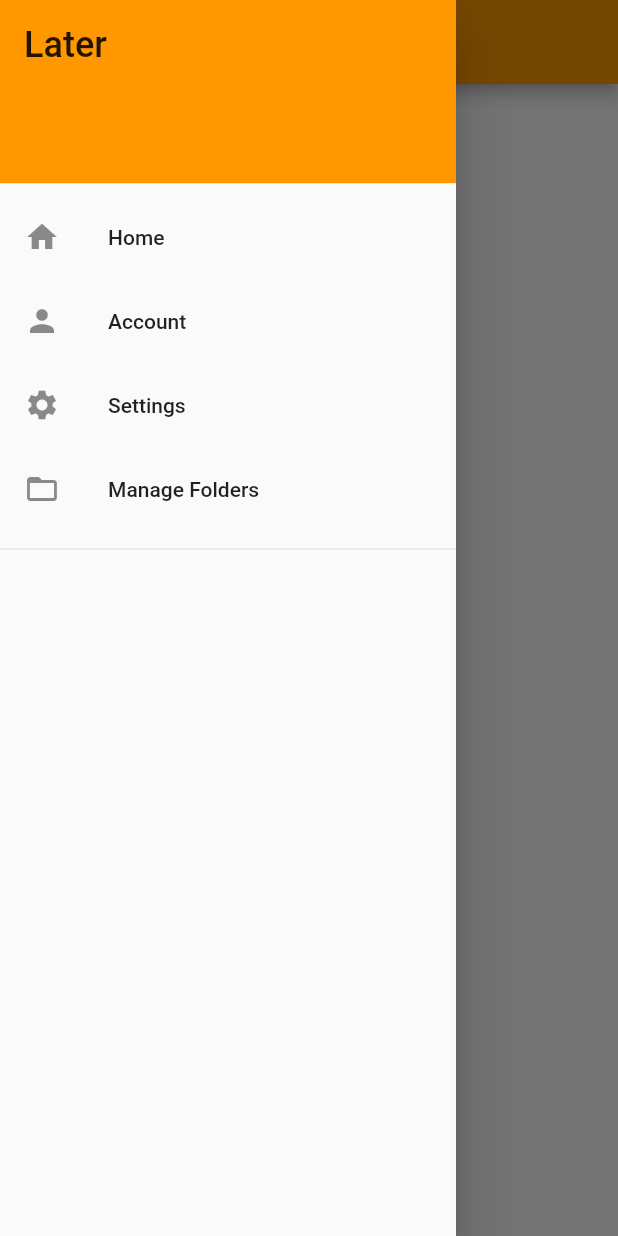
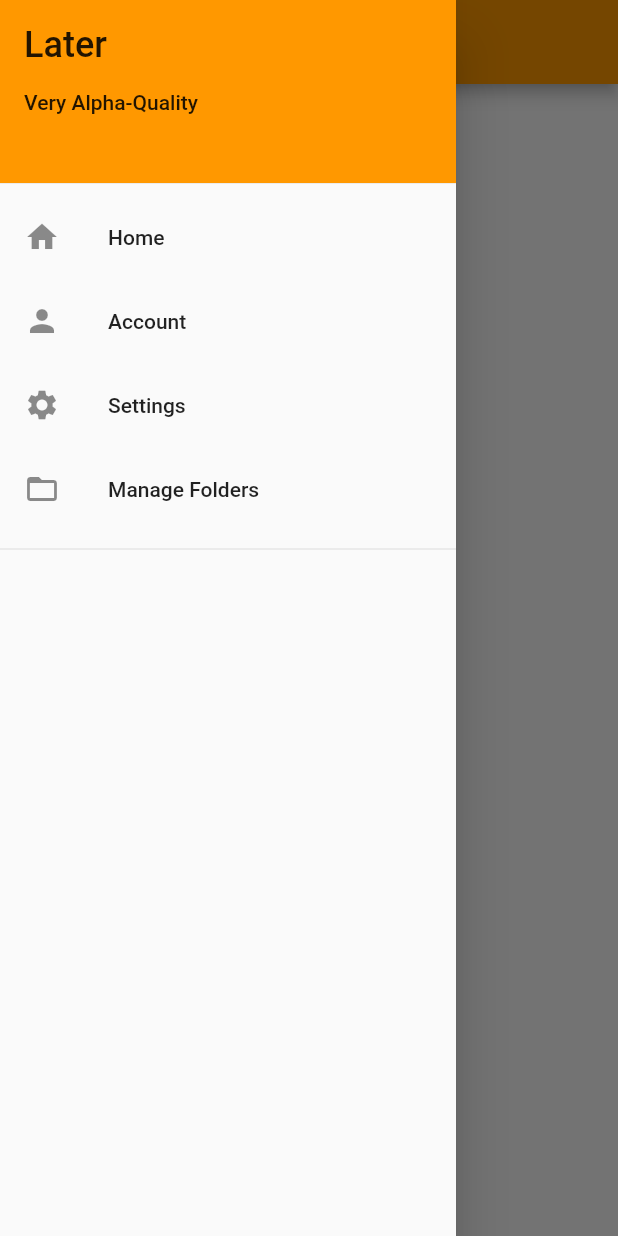
Before and after one commit to PeterTheSalmon/later_flutter, a Flutter app: the screen it shows once a user with an empty profile is signed in, with the side drawer open, on a phone screen of 412 x 824 dp. Run offline on Flutter 3.47's test engine with Material 2 defaults, Android fonts, the phone set to English and light mode, and no system bars; our stand-ins replace cloud_firestore, firebase_auth, firebase_core; accounts and stored records are empty.

Commit message:
Fixed parent data widget issues

```diff
--- a/lib/views/account/log_in_page.dart
+++ b/lib/views/account/log_in_page.dart
@@ -1,4 +1,3 @@
-import 'package:flutter/cupertino.dart';
 import 'package:later_flutter/services/authentication_service.dart';
 import 'package:flutter/material.dart';
 import 'package:later_flutter/views/account/sign_up_page.dart';
--- a/lib/views/standard_drawer.dart
+++ b/lib/views/standard_drawer.dart
@@ -11,8 +11,64 @@ class StandardDrawer extends StatelessWidget {
 
   @override
   Widget build(BuildContext context) {
-    return Column(
-      children: [
+    // return Column(
+    //   children: [
+    //     SizedBox(
+    //         width: 310,
+    //         height: 130,
+    //         child: DrawerHeader(
+    //             decoration: const BoxDecoration(color: Colors.orange),
+    //             child: Column(
+    //               crossAxisAlignment: CrossAxisAlignment.start,
+    //               children: [
+    //                 const Text("Later", style: TextStyle(fontSize: 24)),
+    //                 Text(FirebaseAuth.instance.currentUser!.email!)
+    //               ],
+    //             ))),
+    //     Expanded(
+    //       child: ListView(
+    //           padding: const EdgeInsets.only(top: 0),
+    //           children: [
+    //             ListTile(
+    //               title: const Text("Home"),
+    //               leading: const Icon(Icons.home),
+    //               onTap: () {
+    //                 Navigator.pop(context);
+    //                 Navigator.pushReplacement(
+    //                     context,
+    //                     MaterialPageRoute(
+    //                         builder: (context) => const HomePage()));
+    //               },
+    //             ),
+    //             const ListTile(
+    //               title: Text("Account"),
+    //               leading: Icon(Icons.person),
+    //             ),
+    //             const ListTile(
+    //               title: Text("Settings"),
+    //               leading: Icon(Icons.settings),
+    //             ),
+    //             SizedBox(
+    //               height: 60,
+    //               child: ListTile(
+    //                 title: const Text("Manage Folders"),
+    //                 leading: const Icon(Icons.folder_open),
+    //                 onTap: () {
+    //                   Navigator.pop(context);
+    //                   Navigator.pushReplacement(
+    //                       context,
+    //                       MaterialPageRoute(
+    //                           builder: (context) => const FolderManager()));
+    //                 },
+    //               ),
+    //             ),
+    //             const Divider(),
+    //             const Expanded(child: FolderList())
+    //           ]),
+    //     ),
+    //   ],
+    // );
+    return ListView(padding: const EdgeInsets.only(top: 0), children: [
       SizedBox(
           width: 310,
           height: 130,
@@ -22,11 +78,10 @@ class StandardDrawer extends StatelessWidget {
                 crossAxisAlignment: CrossAxisAlignment.start,
                 children: [
                   const Text("Later", style: TextStyle(fontSize: 24)),
-                    Text(FirebaseAuth.instance.currentUser!.email!)
+                  Text(FirebaseAuth.instance.currentUser!.email!),
+                  const Text("Very Alpha-Quality")
                 ],
               ))),
-        Expanded(
-          child: ListView(padding: const EdgeInsets.only(top: 0), children: [
       ListTile(
         title: const Text("Home"),
         leading: const Icon(Icons.home),
@@ -51,18 +106,13 @@ class StandardDrawer extends StatelessWidget {
           leading: const Icon(Icons.folder_open),
           onTap: () {
             Navigator.pop(context);
-                  Navigator.pushReplacement(
-                      context,
-                      MaterialPageRoute(
-                          builder: (context) => const FolderManager()));
+            Navigator.pushReplacement(context,
+                MaterialPageRoute(builder: (context) => const FolderManager()));
           },
         ),
       ),
       const Divider(),
-            const Expanded(child: FolderList())
-          ]),
-        ),
-      ],
-    );
+      const FolderList()
+    ]);
   }
 }
```
Lines whose indentation alone changed are shown as unchanged.
